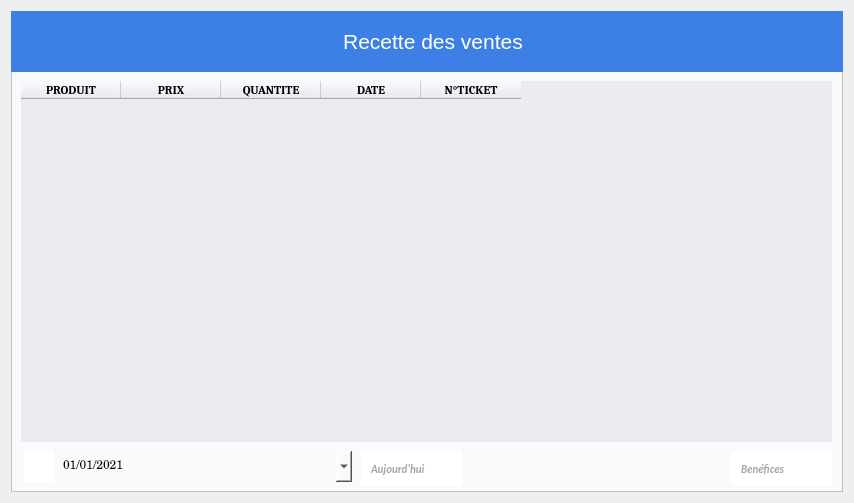
First picture: the form in DESIGN/DIALOGS/Receipt.ui, repository indigene-way/ERP_business_Manager, before the edit.
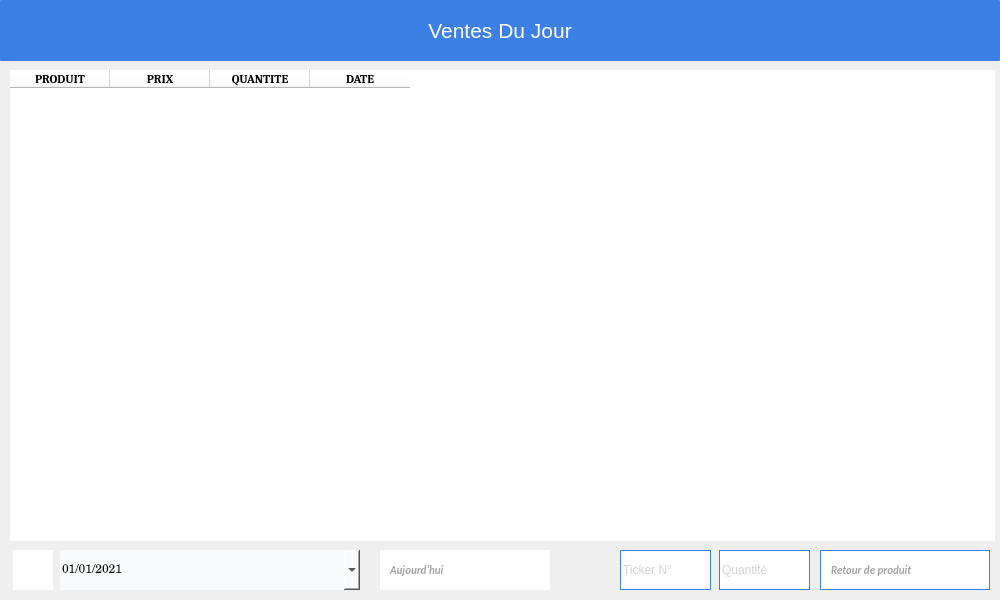
Second picture: the form after the edit. Icons and pictures are not drawn.

```diff
--- a/DESIGN/DIALOGS/Receipt.ui
+++ b/DESIGN/DIALOGS/Receipt.ui
@@ -1,39 +1,25 @@
 <?xml version="1.0" encoding="UTF-8"?>
 <ui version="4.0">
- <class>Receipt</class>
- <widget class="QWidget" name="Receipt">
+ <class>Dialog</class>
+ <widget class="QDialog" name="Dialog">
   <property name="geometry">
    <rect>
     <x>0</x>
     <y>0</y>
-    <width>854</width>
-    <height>503</height>
+    <width>1000</width>
+    <height>600</height>
    </rect>
   </property>
   <property name="windowTitle">
-   <string>Form</string>
-  </property>
-  <layout class="QHBoxLayout" name="horizontalLayout_2">
-   <item>
-    <layout class="QVBoxLayout" name="verticalLayout">
-     <item>
-      <widget class="QFrame" name="frame">
-       <property name="styleSheet">
-        <string notr="true">background-color:#f9fafc;</string>
-       </property>
-       <property name="frameShape">
-        <enum>QFrame::StyledPanel</enum>
-       </property>
-       <property name="frameShadow">
-        <enum>QFrame::Raised</enum>
+   <string>Dialog</string>
        </property>
        <widget class="QTableWidget" name="tableWidget">
         <property name="geometry">
          <rect>
           <x>10</x>
           <y>70</y>
-          <width>811</width>
-          <height>361</height>
+     <width>985</width>
+     <height>471</height>
          </rect>
         </property>
         <property name="font">
@@ -42,7 +28,7 @@
          </font>
         </property>
         <property name="styleSheet">
-         <string notr="true">background-color: #ebecf1;border:0px;</string>
+    <string notr="true">background-color: white;border:0px;</string>
         </property>
         <column>
          <property name="text">
@@ -92,51 +78,14 @@
           </font>
          </property>
         </column>
-        <column>
-         <property name="text">
-          <string>N°TICKET</string>
-         </property>
-         <property name="font">
-          <font>
-           <family>Cambria</family>
-           <weight>75</weight>
-           <bold>true</bold>
-          </font>
-         </property>
-        </column>
-       </widget>
-       <widget class="QPushButton" name="selectDate">
-        <property name="geometry">
-         <rect>
-          <x>13</x>
-          <y>440</y>
-          <width>30</width>
-          <height>31</height>
-         </rect>
-        </property>
-        <property name="toolTip">
-         <string>Afficher la recette de cette date</string>
-        </property>
-        <property name="styleSheet">
-         <string notr="true">QPushButton{background-color:white; color : white; border: 0px solid #000028 ;  text-align:center}
-QPushButton:hover{background-color:#f9fafc;color:#a4a5a7;border: 0px solid #ecf0f5}
-QPushButton:focus{color:#00ea00}</string>
-        </property>
-        <property name="text">
-         <string/>
-        </property>
-        <property name="icon">
-         <iconset>
-          <normaloff>../../IMAGES/Icons/date.png</normaloff>../../IMAGES/Icons/date.png</iconset>
-        </property>
        </widget>
        <widget class="QDateEdit" name="dater">
         <property name="geometry">
          <rect>
-          <x>50</x>
-          <y>440</y>
-          <width>291</width>
-          <height>31</height>
+     <x>60</x>
+     <y>550</y>
+     <width>300</width>
+     <height>40</height>
          </rect>
         </property>
         <property name="font">
@@ -171,10 +120,10 @@
        <widget class="QPushButton" name="today">
         <property name="geometry">
          <rect>
-          <x>350</x>
-          <y>440</y>
-          <width>101</width>
-          <height>35</height>
+     <x>380</x>
+     <y>550</y>
+     <width>170</width>
+     <height>40</height>
          </rect>
         </property>
         <property name="sizePolicy">
@@ -230,7 +179,7 @@
          <rect>
           <x>0</x>
           <y>0</y>
-          <width>834</width>
+     <width>1000</width>
           <height>61</height>
          </rect>
         </property>
@@ -244,10 +193,10 @@
          </font>
         </property>
         <property name="styleSheet">
-         <string notr="true">QPushButton{background-color:#3c80e5; color : white; border: 0px solid #2f4f4f  ; border-radius: 0.5px; text-align:center;padding-left:10px;}</string>
+    <string notr="true">QPushButton{background-color:#3c80e5; color : white; border: 0px solid #2f4f4f  ; border-radius: 0.5px; text-align:center}</string>
         </property>
         <property name="text">
-         <string>Recette des ventes</string>
+    <string>Ventes Du Jour</string>
         </property>
         <property name="icon">
          <iconset>
@@ -260,13 +209,41 @@
          </size>
         </property>
        </widget>
-       <widget class="QPushButton" name="profit">
+  <widget class="QPushButton" name="selectDate">
         <property name="geometry">
          <rect>
-          <x>720</x>
-          <y>440</y>
-          <width>101</width>
-          <height>35</height>
+     <x>13</x>
+     <y>550</y>
+     <width>40</width>
+     <height>40</height>
+    </rect>
+   </property>
+   <property name="cursor">
+    <cursorShape>PointingHandCursor</cursorShape>
+   </property>
+   <property name="toolTip">
+    <string>Afficher la recette de cette date</string>
+   </property>
+   <property name="styleSheet">
+    <string notr="true">QPushButton{background-color:white; color : white; border: 0px solid #000028 ;  text-align:center}
+QPushButton:hover{background-color:#f9fafc;color:#a4a5a7;border: 0px solid #ecf0f5}
+QPushButton:focus{color:#00ea00}</string>
+   </property>
+   <property name="text">
+    <string/>
+   </property>
+   <property name="icon">
+    <iconset>
+     <normaloff>../../IMAGES/Icons/date.png</normaloff>../../IMAGES/Icons/date.png</iconset>
+   </property>
+  </widget>
+  <widget class="QPushButton" name="back">
+   <property name="geometry">
+    <rect>
+     <x>820</x>
+     <y>550</y>
+     <width>170</width>
+     <height>40</height>
          </rect>
         </property>
         <property name="sizePolicy">
@@ -299,12 +276,12 @@
          <bool>false</bool>
         </property>
         <property name="styleSheet">
-         <string notr="true">QPushButton{background-color:white; color : #a4a5a7; border: 0px solid #000028 ;  text-align:left; padding-left:10px;}
+    <string notr="true">QPushButton{background-color:white; color : #a4a5a7; border: 1px solid #3c80e5 ;  text-align:left; padding-left:10px;}
 QPushButton:hover{background-color:white;color:white;border: 0px solid #ecf0f5}
 QPushButton:focus{color:#00ea00}</string>
         </property>
         <property name="text">
-         <string>Benéfices</string>
+    <string>Retour de produit</string>
         </property>
         <property name="icon">
          <iconset>
@@ -317,11 +294,54 @@
          </size>
         </property>
        </widget>
-      </widget>
-     </item>
-    </layout>
-   </item>
-  </layout>
+  <widget class="QLineEdit" name="backQnt">
+   <property name="geometry">
+    <rect>
+     <x>719</x>
+     <y>550</y>
+     <width>91</width>
+     <height>40</height>
+    </rect>
+   </property>
+   <property name="font">
+    <font>
+     <family>Nirmala UI</family>
+    </font>
+   </property>
+   <property name="toolTip">
+    <string/>
+   </property>
+   <property name="styleSheet">
+    <string notr="true">background-color:white; color : #a4a5a7; border: 1px solid #3c80e5 ;  text-align:left; </string>
+   </property>
+   <property name="placeholderText">
+    <string>Quantité</string>
+   </property>
+  </widget>
+  <widget class="QLineEdit" name="backRef">
+   <property name="geometry">
+    <rect>
+     <x>620</x>
+     <y>550</y>
+     <width>91</width>
+     <height>40</height>
+    </rect>
+   </property>
+   <property name="font">
+    <font>
+     <family>Nirmala UI</family>
+    </font>
+   </property>
+   <property name="toolTip">
+    <string/>
+   </property>
+   <property name="styleSheet">
+    <string notr="true">background-color:white; color : #a4a5a7; border: 1px solid #3c80e5 ;  text-align:left; </string>
+   </property>
+   <property name="placeholderText">
+    <string>Ticker N°</string>
+   </property>
+  </widget>
  </widget>
  <tabstops>
   <tabstop>tableWidget</tabstop>
```
Left out of the diff: 19 changed lines with no effect on the pictures. Lines whose indentation alone changed are shown as unchanged.
